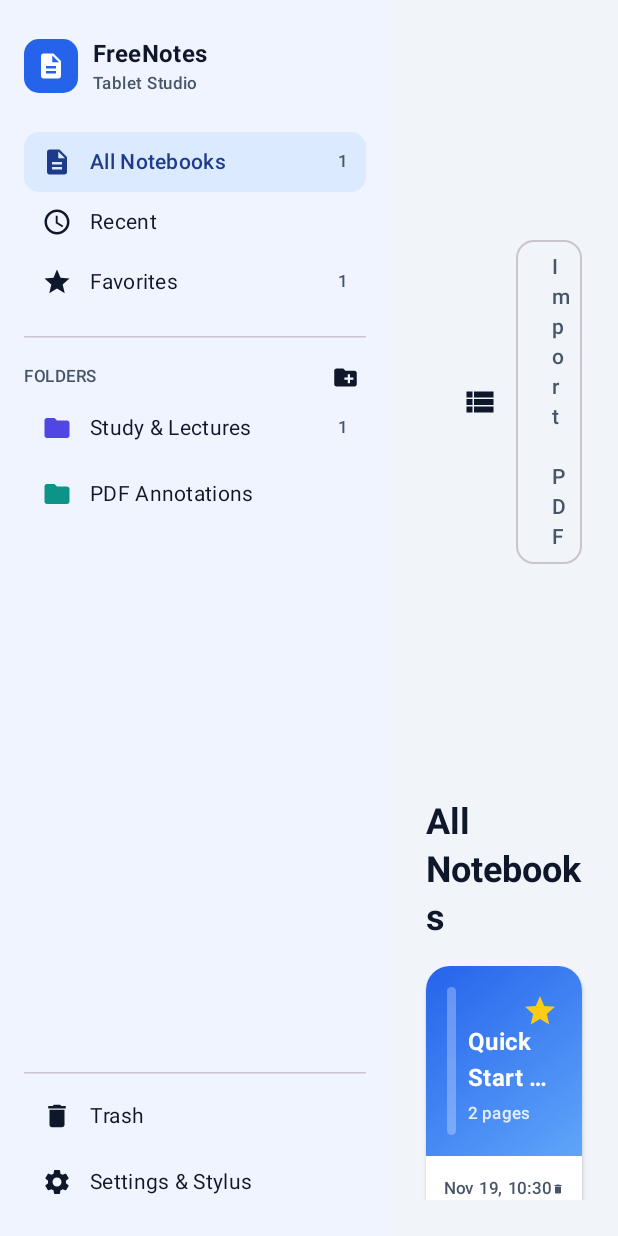
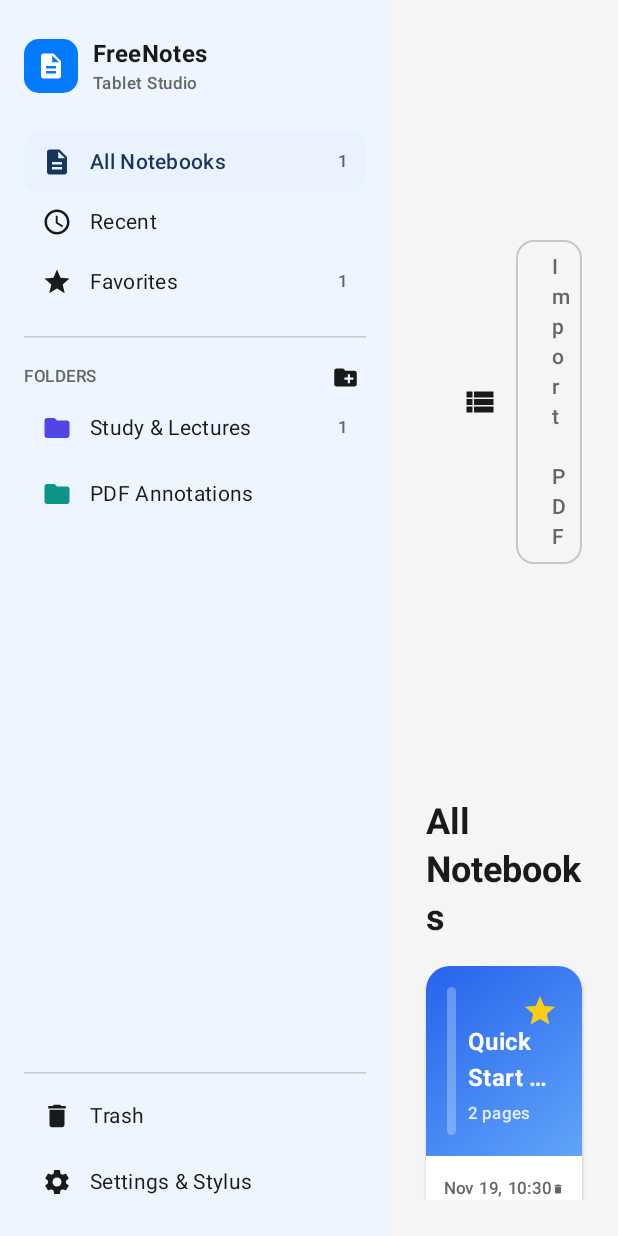
Before and after one commit to johnlrt/notes, an Android app built with Jetpack Compose: the screen it shows after launch (MainActivity), on a phone screen of 412 x 824 dp. Run offline under Robolectric (Android 15) with nearby library versions, the phone set to English and light mode, and no system bars; 2 statements that could not run were skipped.

Commit message:
feat: apply exact Freenotes 3.29.0 APK colors (#047AFF/#F5F5F5/#191A1A/#FFFFFEEA), stylus brand presets & gestures from resources.arsc

```diff
--- a/app/src/main/java/com/johnlrt/freenotes/data/Models.kt
+++ b/app/src/main/java/com/johnlrt/freenotes/data/Models.kt
@@ -51,9 +51,9 @@ enum class ScrollDirection(val label: String) {
 
 @Serializable
 enum class PaperColor(val argb: Long, val gridArgb: Long, val label: String) {
-    WHITE(0xFFFFFFFF, 0xFFE2E6EC, "White"),
-    CREAM(0xFFFDF8E8, 0xFFE6DCC0, "Cream"),
-    DARK(0xFF1C1C1E, 0xFF333338, "Dark")
+    WHITE(0xFFFFFFFF, 0xFFD6D6D6, "White"),
+    CREAM(0xFFFFFEEA, 0xFFE6DFC3, "Yellow Paper"),
+    DARK(0xFF191A1A, 0xFF333434, "Dark")
 }
 
 @Serializable
@@ -289,13 +289,25 @@ enum class AppAccentPalette(
     val primaryDarkArgb: Long,
     val containerDarkArgb: Long
 ) {
-    COBALT("Freenotes Blue", 0xFF2563EB, 0xFFDBEAFE, 0xFF60A5FA, 0xFF1E3A8A),
+    COBALT("Freenotes Blue", 0xFF047AFF, 0xFFE9F3FF, 0xFF0A84FF, 0xFF1A355B),
     INDIGO("Indigo Studio", 0xFF4F46E5, 0xFFE0E7FF, 0xFF818CF8, 0xFF312E81),
     EMERALD("Botanical Mint", 0xFF059669, 0xFFD1FAE5, 0xFF34D399, 0xFF065F46),
     ROSE("Sakura Rose", 0xFFE11D48, 0xFFFFE4E6, 0xFFFB7185, 0xFF881337),
     AMBER("Warm Amber", 0xFFD97706, 0xFFFEF3C7, 0xFFFBBF24, 0xFF78350F),
     VIOLET("Royal Violet", 0xFF7C3AED, 0xFFEDE9FE, 0xFFA78BFA, 0xFF4C1D95),
-    GRAPHITE("Minimal Graphite", 0xFF334155, 0xFFE2E8F0, 0xFFCBD5E1, 0xFF1E293B)
+    GRAPHITE("Minimal Graphite", 0xFF2E302F, 0xFFEDEBEB, 0xFFCBD5E1, 0xFF2C2C2E)
+}
+
+@Serializable
+enum class StylusBrand(val label: String, val hint: String) {
+    SAMSUNG_SPEN("Samsung S Pen", "Long-press side button"),
+    XIAOMI_FOCUS("Xiaomi Stylus / Focus Pen", "Main & secondary buttons / double-tap"),
+    HUAWEI_MPENCIL("Huawei M-Pencil", "Double-tap barrel"),
+    HONOR_MAGIC("Honor Magic Pencil", "Double-tap barrel"),
+    OPPO_PENCIL("OPPO Pencil 2 / 3", "Double-tap / one-key"),
+    VIVO_PENCIL("vivo Pencil / 2S", "Main & secondary buttons / double-tap"),
+    LENOVO_PEN("Lenovo Precision Pen", "Long-press side button"),
+    GENERIC_USI("Generic / USI Stylus", "Standard Android stylus")
 }
 
 @Serializable
@@ -332,25 +344,30 @@ enum class WritingPosture(val label: String) {
 
 @Serializable
 data class AppSettings(
-    // Appearance & Style
+    // Personalized Themes (Freenotes 3.29.0 Display and Theme)
     val themeMode: AppThemeMode = AppThemeMode.SYSTEM,
     val accentPalette: AppAccentPalette = AppAccentPalette.COBALT,
+    val smartDarkCanvas: Boolean = false,
     val toolbarPosition: ToolbarPosition = ToolbarPosition.TOP,
     val leftHandedUi: Boolean = false,
-    // Stylus & Pencil Support
+    // Stylus & Pencil Support (Samsung / Xiaomi / Huawei / Honor / OPPO / vivo / Lenovo)
+    val stylusBrand: StylusBrand = StylusBrand.SAMSUNG_SPEN,
     val stylusOnlyMode: Boolean = false,
     val stylusPrimaryButtonAction: StylusButtonAction = StylusButtonAction.HOLD_ERASER,
     val stylusSecondaryButtonAction: StylusButtonAction = StylusButtonAction.UNDO,
+    val pressureSensitiveEraser: Boolean = false,
     val pressureCurve: PressureCurve = PressureCurve.NORMAL,
     val showStylusHoverCursor: Boolean = true,
     val writingPosture: WritingPosture = WritingPosture.RIGHT_NORMAL,
-    // Gestures, Canvas & 120Hz Performance
+    // Gesture Settings & 120Hz Performance
     val highRefreshRate120Hz: Boolean = true,
     val lowLatencyFrontBuffer: Boolean = true,
     val holdToShapeEnabled: Boolean = true,
     val holdToShapeDelayMs: Long = 420L,
     val scribbleToEraseEnabled: Boolean = true,
-    val multiFingerUndoRedoEnabled: Boolean = true
+    val multiFingerUndoRedoEnabled: Boolean = true,
+    val threeFingerSwipeUndoRedo: Boolean = true,
+    val oneFingerDoubleTapZoom: Boolean = true
 )
 
 @Serializable
--- a/app/src/main/java/com/johnlrt/freenotes/ui/theme/Theme.kt
+++ b/app/src/main/java/com/johnlrt/freenotes/ui/theme/Theme.kt
@@ -9,6 +9,13 @@ import androidx.compose.ui.graphics.Color
 import com.johnlrt.freenotes.data.AppAccentPalette
 import com.johnlrt.freenotes.data.AppThemeMode
 
+/**
+ * Exact Material 3 theme matching the colors extracted from `Freenotes 3.29.0.apk` (`resources.arsc`):
+ * - Light: primary `#047AFF` (`colorPrimary`), bg `#F5F5F5` (`colorPopupBg`), surface `#FFFFFF` (`colorBrushToolsBg`),
+ *   surfaceVariant `#EDEBEB` (`colorPrimarySecondary`), text `#191A1A` (`colorIconPrimaryLight`), divider `#D6D6D6`.
+ * - Dark: primary `#0A84FF`, bg `#191A1A` (`common_ai_chat_bg_dark`), surface `#272828` (`common_ai_chat_elevated_bg_dark`),
+ *   surfaceVariant `#333434` (`common_ai_chat_attachment_bg_dark`), text `#F4F5F5` (`colorIconPrimaryDark`), divider `#3A3A3C`.
+ */
 @Composable
 fun FreeNotesTheme(
     themeMode: AppThemeMode = AppThemeMode.SYSTEM,
@@ -24,22 +31,22 @@ fun FreeNotesTheme(
     val colorScheme = if (isDark) {
         darkColorScheme(
             primary = Color(accentPalette.primaryDarkArgb),
-            onPrimary = Color(0xFF0F172A),
+            onPrimary = Color.White,
             primaryContainer = Color(accentPalette.containerDarkArgb),
             onPrimaryContainer = Color(accentPalette.containerLightArgb),
             secondary = Color(0xFF2DD4BF),
             onSecondary = Color(0xFF042F2E),
             secondaryContainer = Color(0xFF115E59),
             onSecondaryContainer = Color(0xFFCCFBF1),
-            tertiary = Color(0xFFFBBF24),
-            onTertiary = Color(0xFF1C1917),
-            background = Color(0xFF111318),
-            onBackground = Color(0xFFF1F5F9),
-            surface = Color(0xFF1B1E26),
-            onSurface = Color(0xFFF1F5F9),
-            surfaceVariant = Color(0xFF262B36),
-            onSurfaceVariant = Color(0xFF94A3B8),
-            outline = Color(0xFF333B4A)
+            tertiary = Color(0xFFEADC63),
+            onTertiary = Color(0xFF191A1A),
+            background = Color(0xFF191A1A),
+            onBackground = Color(0xFFF4F5F5),
+            surface = Color(0xFF272828),
+            onSurface = Color(0xFFF4F5F5),
+            surfaceVariant = Color(0xFF333434),
+            onSurfaceVariant = Color(0xFFAAAAAA),
+            outline = Color(0xFF3A3A3C)
         )
     } else {
         lightColorScheme(
@@ -51,15 +58,15 @@ fun FreeNotesTheme(
             onSecondary = Color.White,
             secondaryContainer = Color(0xFFCCFBF1),
             onSecondaryContainer = Color(0xFF134E4A),
-            tertiary = Color(0xFFF59E0B),
-            onTertiary = Color(0xFF1C1917),
-            background = Color(0xFFF1F4F9),
-            onBackground = Color(0xFF0F172A),
+            tertiary = Color(0xFFEADC63),
+            onTertiary = Color(0xFF191A1A),
+            background = Color(0xFFF5F5F5),
+            onBackground = Color(0xFF191A1A),
             surface = Color(0xFFFFFFFF),
-            onSurface = Color(0xFF0F172A),
-            surfaceVariant = Color(0xFFE9EEF5),
-            onSurfaceVariant = Color(0xFF475569),
-            outline = Color(0xFFD5DCE6)
+            onSurface = Color(0xFF191A1A),
+            surfaceVariant = Color(0xFFEDEBEB),
+            onSurfaceVariant = Color(0xFF666666),
+            outline = Color(0xFFD6D6D6)
         )
     }
 
```
Also changed, not shown: app/src/main/java/com/johnlrt/freenotes/ui/SettingsDialog.kt (+58 -8 lines), app/src/main/java/com/johnlrt/freenotes/ui/editor/HandwritingCanvas.kt (+16 -11 lines), 1 other file.
